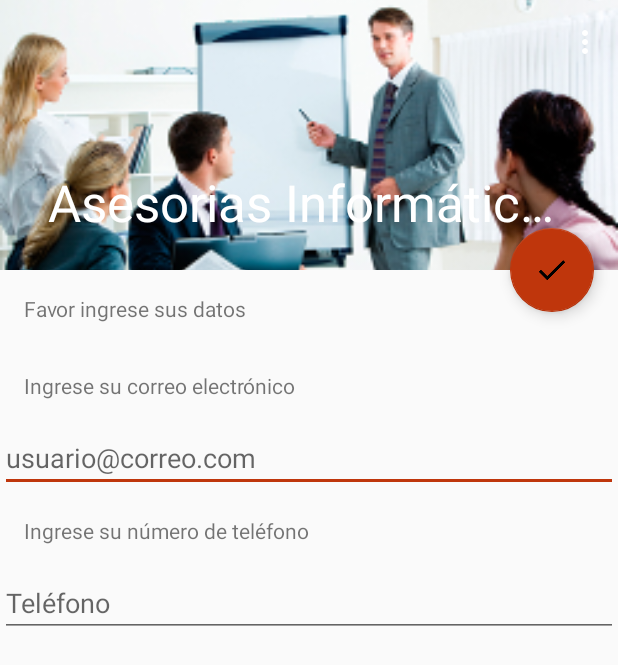
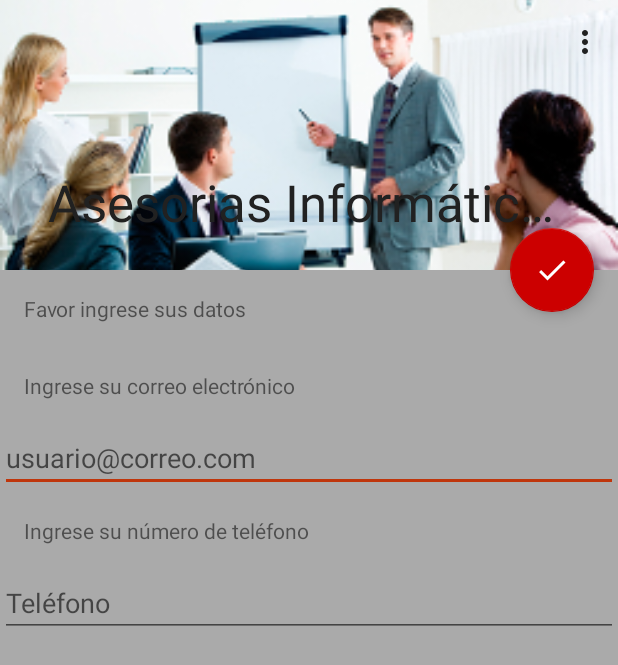
Before and after one commit to Riemsianne/PruebaDLatam, an Android app: the screen it shows after launch (MainActivity), on a phone screen of 412 x 824 dp. Shown: the top 665 px of the screen. Run offline under Robolectric (Android 15) with nearby library versions, the phone set to English and light mode, and no system bars.

Commit message:
seven commit

```diff
--- a/app/src/main/java/cl/riemsianne/prueba1/MainActivity.java
+++ b/app/src/main/java/cl/riemsianne/prueba1/MainActivity.java
@@ -3,7 +3,6 @@ package cl.riemsianne.prueba1;
 import android.content.Intent;
 import android.os.Bundle;
 import android.support.design.widget.FloatingActionButton;
-import android.support.design.widget.Snackbar;
 import android.support.v7.app.AppCompatActivity;
 import android.support.v7.widget.Toolbar;
 import android.view.Menu;
@@ -23,8 +22,7 @@ public class MainActivity extends AppCompatActivity {
         fab.setOnClickListener(new View.OnClickListener() {
             @Override
             public void onClick(View view) {
-                Snackbar.make(view, "Enviado!", Snackbar.LENGTH_LONG)
-                        .setAction("Action", null).show();
+
                 Intent intent = new Intent(MainActivity.this, SecondActivity.class);
                 startActivity(intent);
 
--- a/app/src/main/res/layout/activity_main.xml
+++ b/app/src/main/res/layout/activity_main.xml
@@ -47,7 +47,8 @@
         android:layout_margin="@dimen/fab_margin"
         app:layout_anchor="@id/app_bar"
         app:layout_anchorGravity="bottom|end"
-        app:srcCompat="@mipmap/ic_done_black_24dp" />
+        app:srcCompat="@mipmap/ic_done_white_24dp"
+        android:theme="@style/FabSpecialAccentRed"/>
 
     <include layout="@layout/content_main" />
 
--- a/app/src/main/res/values/colors.xml
+++ b/app/src/main/res/values/colors.xml
@@ -1,6 +1,6 @@
 <?xml version="1.0" encoding="utf-8"?>
 <resources>
-    <color name="colorPrimary">#512da8</color>
+    <color name="colorPrimary">#bf360c</color>
     <color name="colorPrimaryDark">#212121</color>
     <color name="colorAccent">#bf360c</color>
 
--- a/app/src/main/res/values/styles.xml
+++ b/app/src/main/res/values/styles.xml
@@ -6,6 +6,7 @@
         <item name="colorPrimary">@color/colorPrimary</item>
         <item name="colorPrimaryDark">@color/colorPrimaryDark</item>
         <item name="colorAccent">@color/colorAccent</item>
+        <item name="android:windowBackground">@android:color/darker_gray</item>
     </style>
 
     <style name="AppTheme.NoActionBar">
@@ -13,7 +14,14 @@
         <item name="windowNoTitle">true</item>
     </style>
 
-    <style name="AppTheme.AppBarOverlay" parent="ThemeOverlay.AppCompat.Dark.ActionBar" />
+    <style name="FabSpecialAccentRed">
+        <item name="colorAccent">@android:color/holo_red_dark</item>
+    </style>
+
+    <style name="AppTheme.AppBarOverlay" parent="ThemeOverlay.AppCompat.Dark.ActionBar">
+        <item name="android:textColorPrimary">@color/colorPrimaryDark</item>
+    </style>
+
 
     <style name="AppTheme.PopupOverlay" parent="ThemeOverlay.AppCompat.Light" />
 
```
Also changed, not shown: app/src/main/res/mipmap-hdpi/ic_done_white_24dp.png (added), app/src/main/res/mipmap-mdpi/ic_done_white_24dp.png (added), app/src/main/res/mipmap-xhdpi/ic_done_white_24dp.png (added), app/src/main/res/mipmap-xxhdpi/ic_done_white_24dp.png (added), app/src/main/res/mipmap-xxxhdpi/ic_done_white_24dp.png (added).
